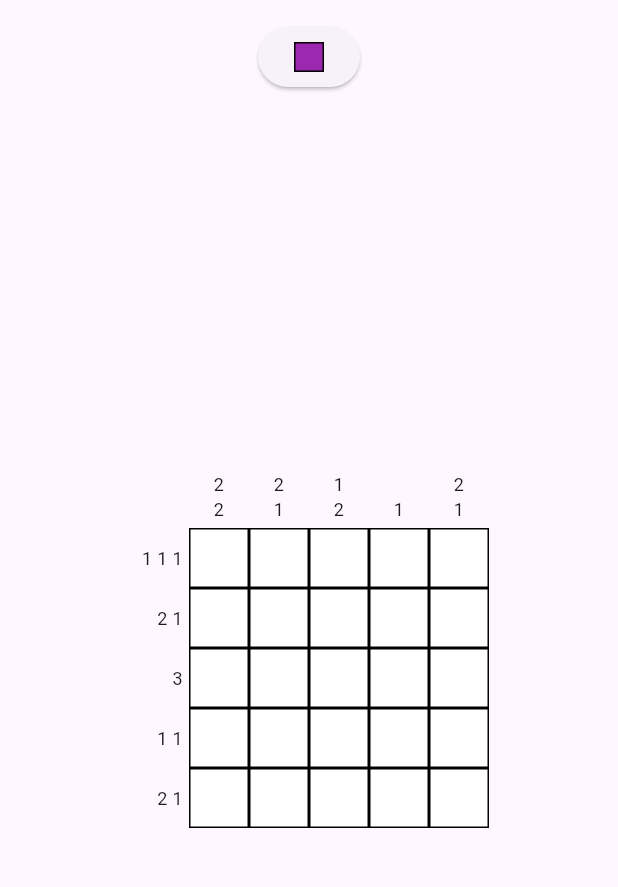
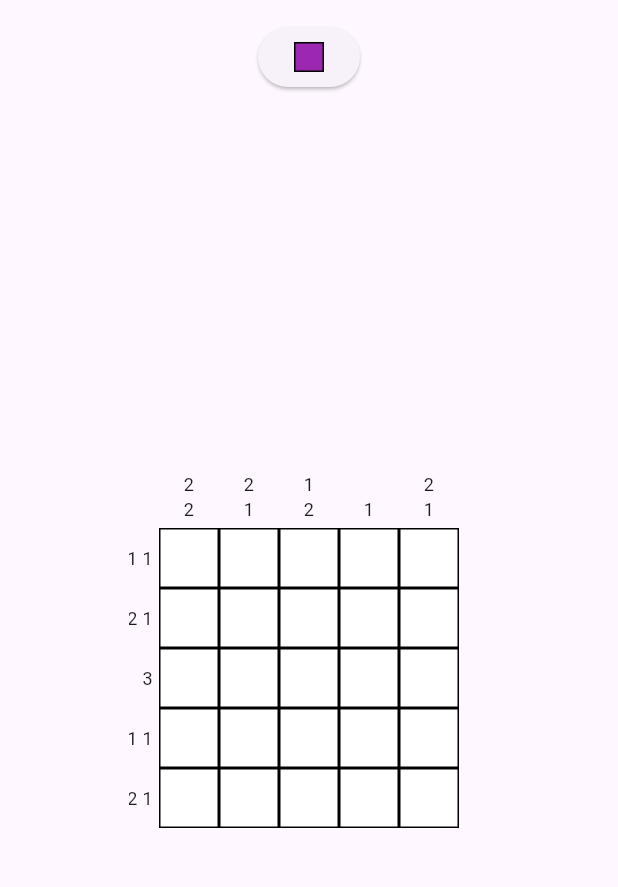
Before and after one commit to CristhianLeonMolina/picross-app, a Flutter app: the screen it shows after launch, after a tap on an icon or button, on a phone screen of 412 x 824 dp, the part 63-950 px from its top. Run offline on Flutter 3.47's test engine with Material 3 defaults, Android fonts, the phone set to English and light mode, and no system bars.

Commit message:
tablero 5x5 centrado

```diff
--- a/picross_app/lib/screens/game_screen.dart
+++ b/picross_app/lib/screens/game_screen.dart
@@ -71,12 +71,15 @@ class GameScreen extends StatelessWidget {
                       minScale: 0.5,
                       maxScale: 3.0,
                       constrained: false,
+                      child: Transform.translate(
+                        offset: size==5 ? const Offset(-20, 0) : Offset.zero, // Mueve 20px a la izquierda
                         child: Transform.scale(
                           scale: scaleFactor,
                           alignment: Alignment.topLeft,
                           child: PicrossGrid(
                             solution: solution,
                             gameState: gameState,
+                          ),
                         ),
                       ),
                     ),
```
Lines whose indentation alone changed are shown as unchanged.
